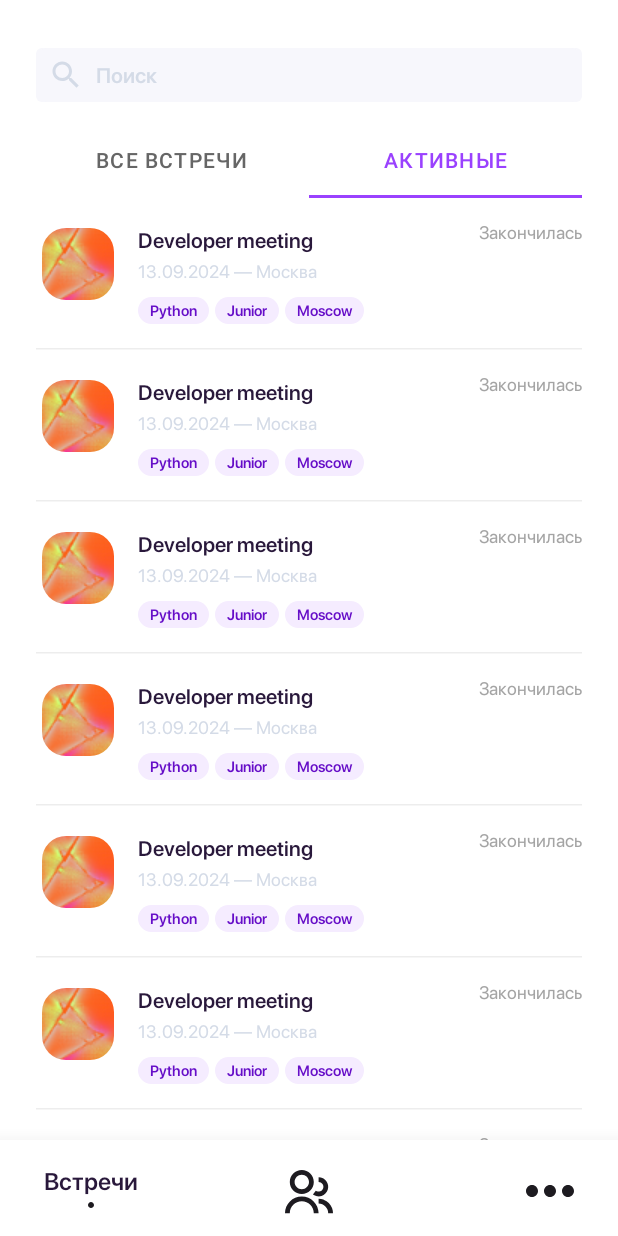
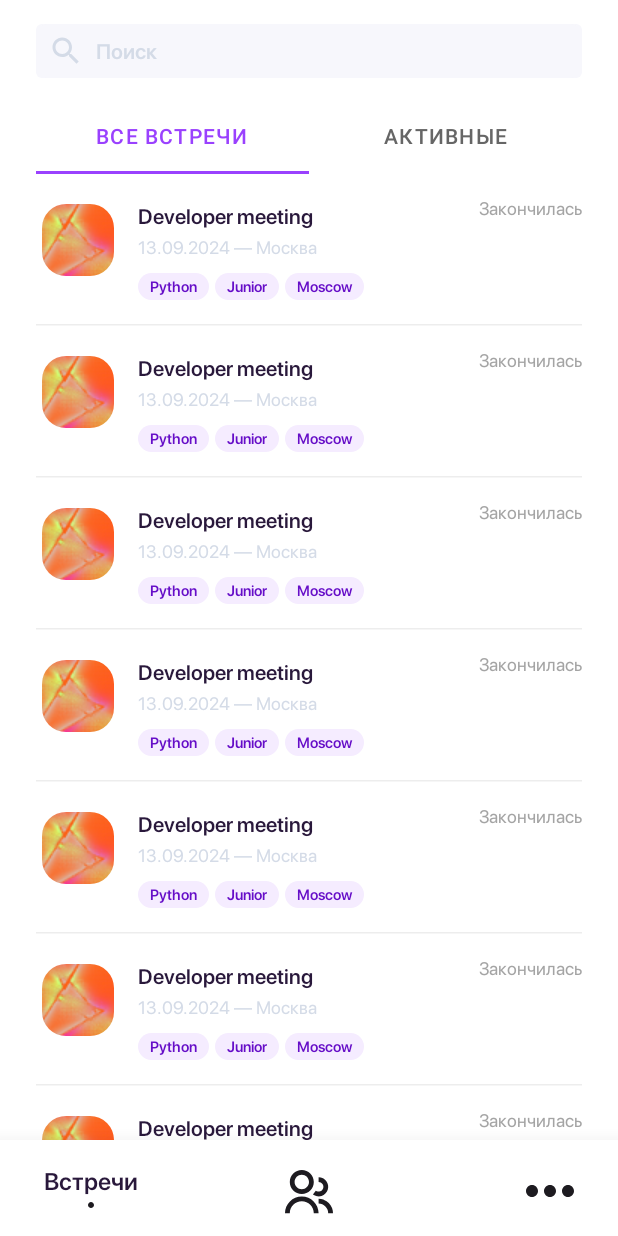
Before and after one commit to BIBLETUM/Meet, an Android app built with Jetpack Compose: the screen it shows after launch (MainActivity), after a tap on "Встречи", on a phone screen of 412 x 824 dp. Run offline under Robolectric (Android 15) with nearby library versions, the phone set to English and light mode, and no system bars; 3 other taps on this screen came first.

```diff
--- a/app/src/main/java/ru/wb/meetings/presentation/MeetsMainScreen.kt
+++ b/app/src/main/java/ru/wb/meetings/presentation/MeetsMainScreen.kt
@@ -30,7 +30,11 @@ import androidx.navigation.compose.rememberNavController
 import ru.wb.meetings.R
 import ru.wb.meetings.presentation.navigation.MeetsNavGraph
 import ru.wb.meetings.presentation.navigation.NavigationItem
+import ru.wb.meetings.presentation.navigation.Screen
 import ru.wb.meetings.presentation.screen.AllMeetsScreen
+import ru.wb.meetings.presentation.screen.CommunitiesScreen
+import ru.wb.meetings.presentation.screen.MoreScreen
+import ru.wb.meetings.presentation.screen.MyMeetsScreen
 import ru.wb.meetings.presentation.screen.ProfileScreen
 import ru.wb.meetings.presentation.theme.MeetsTheme
 
@@ -52,10 +56,15 @@ fun MeetsMainScreen() {
                     BottomNavigationBarItem(
                         labelResId = navigationItem.titleOnSelectedResId,
                         selected = selectedItemIndex == index,
-                        onClick = { selectedItemIndex = index },
                         iconResId = navigationItem.iconResId,
                         index = index
-                    )
+                    ) {
+                        selectedItemIndex = index
+                        navHostController.navigate(navigationItem.screen.route) {
+                            popUpTo(Screen.Meets.route)
+                            launchSingleTop = true
+                        }
+                    }
                 }
             }
         }
@@ -63,11 +72,20 @@ fun MeetsMainScreen() {
         MeetsNavGraph(
             navHostController = navHostController,
             profileScreenContent = { ProfileScreen(paddingValues) },
-            myMeetsScreenContent = { /*TODO*/ },
+            myMeetsScreenContent = { MyMeetsScreen(paddingValues) },
             allMeetsScreenContent = { AllMeetsScreen(paddingValues) },
-            moreScreenContent = { /*TODO*/ }) {
-
-        }
+            moreScreenContent = {
+                MoreScreen(
+                    paddingValues,
+                    navigateToMyMeets = {
+                        navHostController.navigate(Screen.MyMeets.route)
+                    },
+                    navigateToProfile = {
+                        navHostController.navigate(Screen.Profile.route)
+                    }
+                )
+            },
+            communitiesScreenContent = { CommunitiesScreen() })
     }
 }
 
@@ -102,9 +120,9 @@ private fun RowScope.BottomNavigationBarItem(
     modifier: Modifier = Modifier,
     selected: Boolean = true,
     labelResId: Int = R.string.navigation_item_meets,
-    onClick: () -> Unit = {},
     iconResId: Int = R.drawable.cofee_icon,
     index: Int = 0,
+    onClick: () -> Unit = {},
 ) {
     val contentAlignment: Alignment = when (index) {
         0 -> Alignment.CenterStart
--- a/app/src/main/java/ru/wb/meetings/presentation/components/Buttons.kt
+++ b/app/src/main/java/ru/wb/meetings/presentation/components/Buttons.kt
@@ -39,9 +39,9 @@ import ru.wb.meetings.presentation.theme.MeetsTheme
 fun ButtonPrimary(
     modifier: Modifier = Modifier,
     text: String = "Button",
-    onClick: () -> Unit = {},
     enabled: Boolean = true,
     hovered: Boolean = false,
+    onClick: () -> Unit = {},
 ) {
 
     val interactionSource = remember { MutableInteractionSource() }
--- a/app/src/main/java/ru/wb/meetings/presentation/screen/AllMeetsScreen.kt
+++ b/app/src/main/java/ru/wb/meetings/presentation/screen/AllMeetsScreen.kt
@@ -43,13 +43,13 @@ fun AllMeetsScreen(paddingValues: PaddingValues = PaddingValues(0.dp)) {
     val activeMeetsText = "АКТИВНЫЕ"
     Column(
         modifier = Modifier
+            .background(color = MeetsTheme.colors.neutralWhite)
+            .padding(top = 16.dp)
             .padding(paddingValues)
-            .fillMaxSize()
-            .background(color = MeetsTheme.colors.neutralWhite),
+            .fillMaxSize(),
         verticalArrangement = Arrangement.spacedBy(16.dp),
         horizontalAlignment = Alignment.CenterHorizontally
     ) {
-        Spacer(modifier = Modifier.padding(top = 16.dp))
         SearchBar(modifier = Modifier.padding(horizontal = 24.dp))
 
         Row(
--- a/app/src/main/java/ru/wb/meetings/presentation/screen/CommunitiesScreen.kt
+++ b/app/src/main/java/ru/wb/meetings/presentation/screen/CommunitiesScreen.kt
@@ -1,10 +1,14 @@
 package ru.wb.meetings.presentation.screen
 
+import androidx.compose.foundation.layout.Box
 import androidx.compose.foundation.layout.PaddingValues
+import androidx.compose.foundation.layout.fillMaxWidth
 import androidx.compose.material3.Text
 import androidx.compose.runtime.Composable
+import androidx.compose.ui.Modifier
+import androidx.compose.ui.unit.dp
 
 @Composable
-fun CommunitiesScreen(paddingValues: PaddingValues) {
+fun CommunitiesScreen(paddingValues: PaddingValues = PaddingValues(0.dp)) {
     Text(text = "CommunitiesScreen")
 }
```
Also changed, not shown: app/src/main/java/ru/wb/meetings/presentation/screen/MoreScreen.kt (+34 -2 lines), app/src/main/java/ru/wb/meetings/presentation/screen/MyMeetsScreen.kt (+74 -2 lines).
